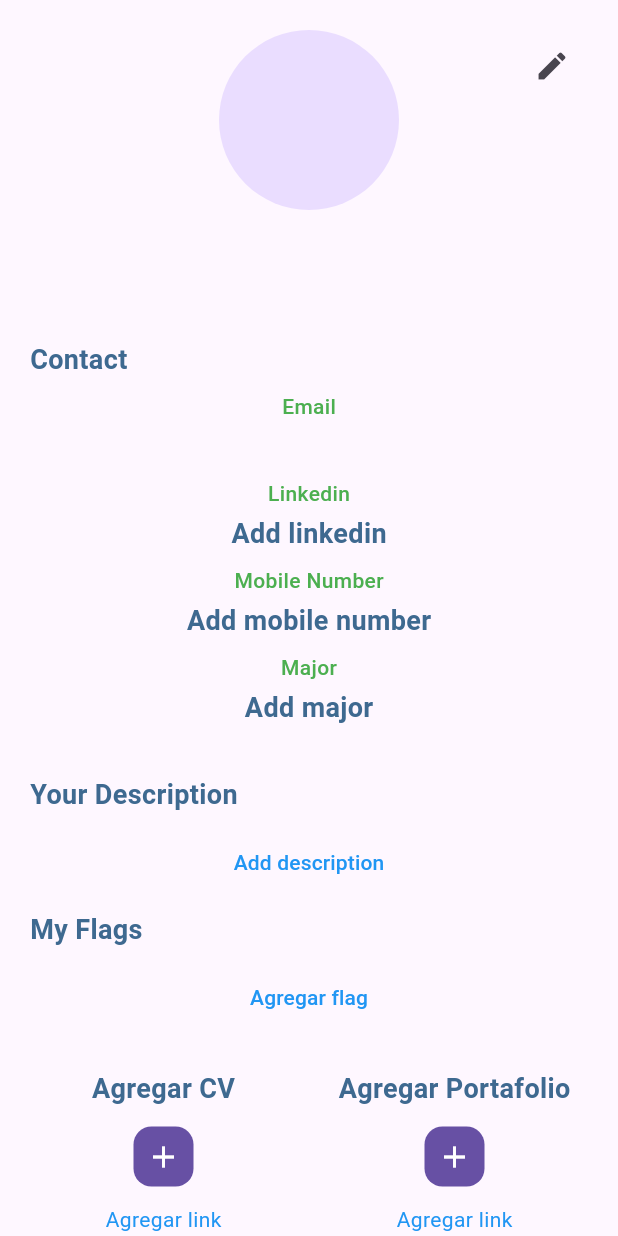
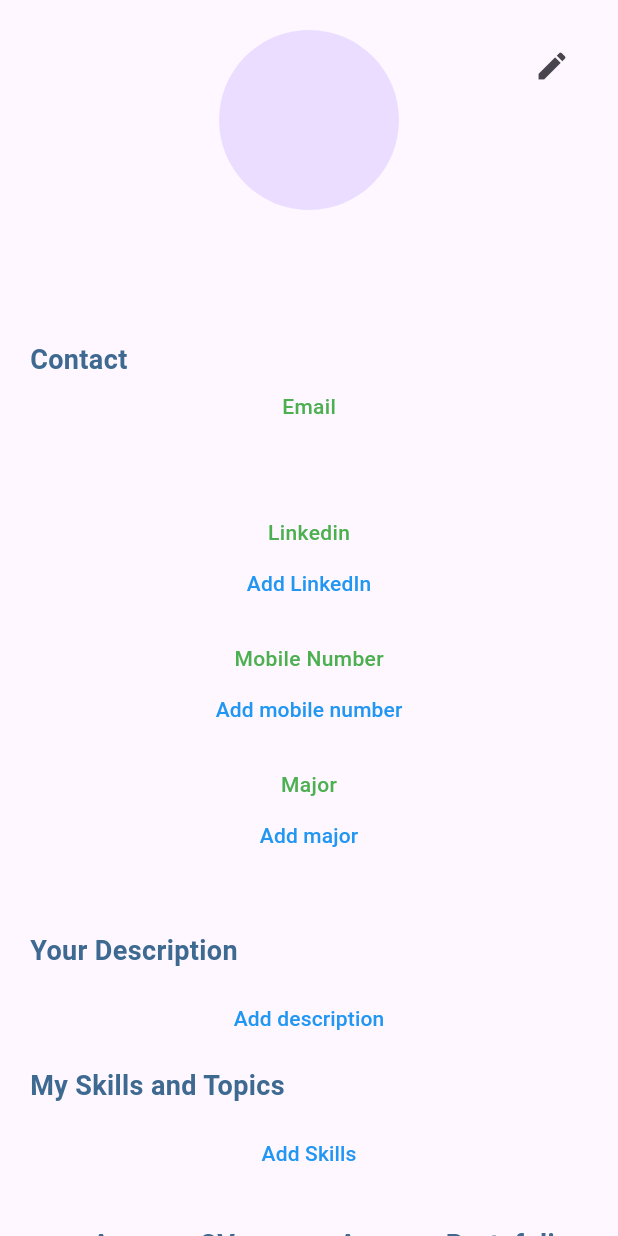
Before and after one commit to Moviles-2025-2-Grupo-Chevere/TalentBridge, a Flutter app: the MyProfile widget shown alone on an empty page, opened directly, on a phone screen of 412 x 824 dp. Run offline on Flutter 3.47's test engine with Material 3 defaults, Android fonts, the phone set to English and light mode, and no system bars; our stand-ins replace cloud_firestore, connectivity_plus, firebase_analytics, firebase_auth, firebase_core, firebase_storage and 3 more; accounts and stored records are empty; network calls fail.

Commit message:
Feature: Add interactivity to buttons

```diff
--- a/talent_bridge_fl/lib/views/my-profile/my_profile.dart
+++ b/talent_bridge_fl/lib/views/my-profile/my_profile.dart
@@ -68,9 +68,11 @@ class _MyProfileState extends ConsumerState<MyProfile> {
         setState(() {
           pfpProvider = NetworkImage(remotePfpUrl);
         });
-        print('Obtained Image Url from network');
+        debugPrint('Obtained Image Url from network');
       }
-    } catch (e) {}
+    } catch (e) {
+      debugPrint(e.toString());
+    }
   }
 
   // Show dialog to confirm taking a profile picture
@@ -141,7 +143,7 @@ class _MyProfileState extends ConsumerState<MyProfile> {
         final evicted = await (pfpProvider as FileImage).evict();
         debugPrint('Evicted: $evicted');
         setState(() {
-          print("Set Image path to: $localPicturePath");
+          debugPrint("Set Image path to: $localPicturePath");
           pfpProvider = FileImage(File(image.path));
         });
         // Save to storage
@@ -304,17 +306,20 @@ class _MyProfileState extends ConsumerState<MyProfile> {
                   ContactItem(
                     label: 'Linkedin',
                     value: userEntity?.linkedin,
-                    fallback: 'Add linkedin',
+                    fallback: 'Add LinkedIn',
+                    fallbackAction: _openEditProfileOverlay,
                   ),
                   ContactItem(
                     label: 'Mobile Number',
                     value: userEntity?.mobileNumber,
                     fallback: 'Add mobile number',
+                    fallbackAction: _openEditProfileOverlay,
                   ),
                   ContactItem(
                     label: 'Major',
                     value: userEntity?.major,
                     fallback: 'Add major',
+                    fallbackAction: _openEditProfileOverlay,
                   ),
                 ],
               ),
@@ -328,7 +333,7 @@ class _MyProfileState extends ConsumerState<MyProfile> {
                 ? Text(userEntity!.description!)
                 : Center(
                     child: TextButton(
-                      onPressed: () {},
+                      onPressed: _openEditProfileOverlay,
                       child: Text(
                         'Add description',
                         style: TextStyle(
@@ -339,7 +344,7 @@ class _MyProfileState extends ConsumerState<MyProfile> {
                   ),
             const SizedBox(height: 8.0),
 
-            const Text('My Flags', style: headerStyle),
+            const Text('My Skills and Topics', style: headerStyle),
             const SizedBox(height: 8.0),
             Wrap(
               spacing: 8.0,
@@ -350,9 +355,9 @@ class _MyProfileState extends ConsumerState<MyProfile> {
             ),
             Center(
               child: TextButton(
-                onPressed: () {},
+                onPressed: _openEditProfileOverlay,
                 child: const Text(
-                  'Agregar flag',
+                  'Add Skills',
                   style: TextStyle(
                     color: Colors.blue,
                   ),
@@ -643,22 +648,20 @@ class ContactItem extends StatelessWidget {
     required this.label,
     this.value,
     this.fallback = '',
-    this.isLink = false,
-    this.linkColor,
+    this.fallbackAction,
   });
 
   final String label;
   final String? value;
   final String fallback;
-  final bool isLink;
-  final Color? linkColor;
+  final VoidCallback? fallbackAction;
 
   @override
   Widget build(BuildContext context) {
-    bool displayLink = isLink;
-    if ((value ?? '').isEmpty) displayLink = true;
+    var displayFallback = false;
+    if ((value ?? '').isEmpty) displayFallback = true;
     return Padding(
-      padding: const EdgeInsets.only(bottom: 8.0),
+      padding: const EdgeInsets.only(bottom: 16.0),
       child: Center(
         child: Column(
           mainAxisSize: MainAxisSize.min,
@@ -671,20 +674,19 @@ class ContactItem extends StatelessWidget {
                 fontWeight: FontWeight.w500,
               ),
             ),
-            const SizedBox(height: 4.0),
-            displayLink
-                ? InkWell(
-                    onTap: () {
-                      // Handle link tap
-                    },
+            displayFallback
+                ? TextButton(
+                    onPressed: fallbackAction ?? () {},
                     child: Text(
                       fallback,
-                      style: headerStyle,
+                      style: const TextStyle(color: Colors.blue),
                     ),
                   )
                 : Text(
                     value!,
-                    style: const TextStyle(fontSize: 14.0),
+                    style: const TextStyle(
+                      fontSize: 14.0,
+                    ),
                   ),
           ],
         ),
```
